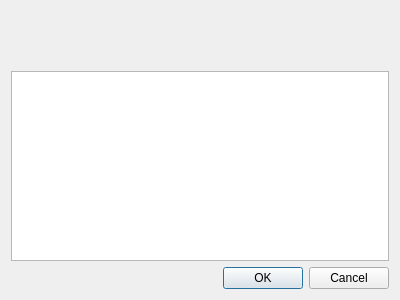
Qt form src/multifiletransferdlg.ui (psi-im/psi) before a commit.
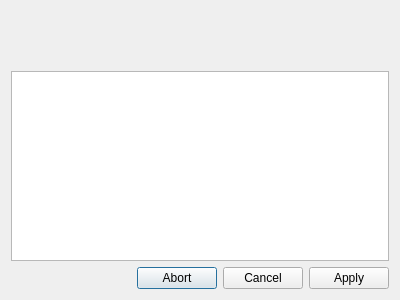
The same form after that commit. Custom widgets are drawn as their Qt base class.

The edit to the form file:
```diff
--- a/src/multifiletransferdlg.ui
+++ b/src/multifiletransferdlg.ui
@@ -214,7 +214,7 @@
       <enum>Qt::Horizontal</enum>
      </property>
      <property name="standardButtons">
-      <set>QDialogButtonBox::Cancel|QDialogButtonBox::Ok</set>
+      <set>QDialogButtonBox::Abort|QDialogButtonBox::Apply|QDialogButtonBox::Cancel</set>
      </property>
     </widget>
    </item>
```
